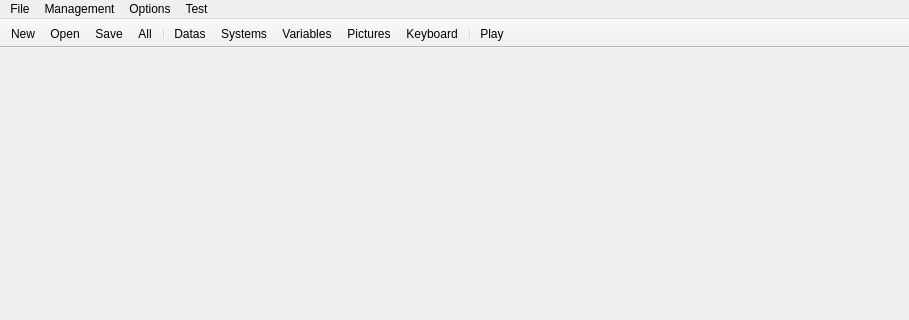
RPG-Paper-Maker/RPG-Paper-Maker, file Engine/Dialogs/mainwindow.ui: the form before one commit; both pictures show x 0 to 909 and y 0 to 320 of the 909 by 502 pixel window.
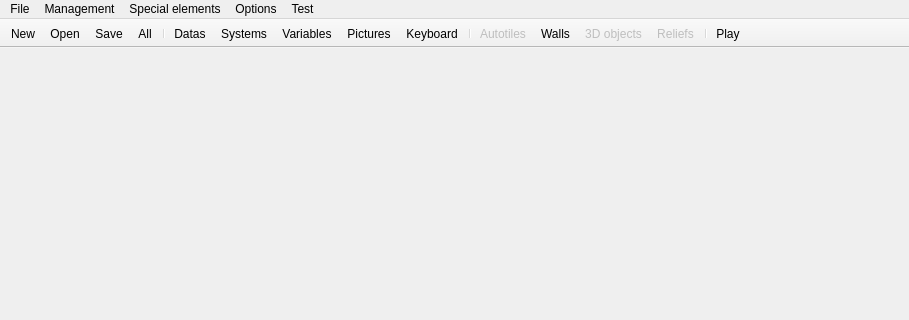
The form after the commit. Icons and pictures are not drawn.

Commit message: [E] Sprite walls config design & window

Diff of the .ui file:
```diff
--- a/Engine/Dialogs/mainwindow.ui
+++ b/Engine/Dialogs/mainwindow.ui
@@ -89,8 +89,18 @@
     </property>
     <addaction name="actionSet_BR_path_folder"/>
    </widget>
+   <widget class="QMenu" name="menuSpecials">
+    <property name="title">
+     <string>Special elements</string>
+    </property>
+    <addaction name="actionAutotiles"/>
+    <addaction name="actionSprite_walls"/>
+    <addaction name="action3D_objects"/>
+    <addaction name="actionReliefs"/>
+   </widget>
    <addaction name="menuFile"/>
    <addaction name="menuManagement"/>
+   <addaction name="menuSpecials"/>
    <addaction name="menuOptions"/>
    <addaction name="menuTest"/>
   </widget>
@@ -121,6 +131,11 @@
    <addaction name="actionPictures_manager"/>
    <addaction name="actionKeyboard_controls"/>
    <addaction name="separator"/>
+   <addaction name="actionAutotiles"/>
+   <addaction name="actionSprite_walls"/>
+   <addaction name="action3D_objects"/>
+   <addaction name="actionReliefs"/>
+   <addaction name="separator"/>
    <addaction name="actionPlay"/>
   </widget>
   <widget class="QStatusBar" name="statusBar"/>
@@ -291,6 +306,60 @@
     <string>Set BR path folder...</string>
    </property>
   </action>
+  <action name="actionAutotiles">
+   <property name="enabled">
+    <bool>false</bool>
+   </property>
+   <property name="icon">
+    <iconset resource="../ressources.qrc">
+     <normaloff>:/icons/Ressources/datas.png</normaloff>:/icons/Ressources/datas.png</iconset>
+   </property>
+   <property name="text">
+    <string>Autotiles</string>
+   </property>
+  </action>
+  <action name="actionSprite_walls">
+   <property name="enabled">
+    <bool>true</bool>
+   </property>
+   <property name="icon">
+    <iconset resource="../ressources.qrc">
+     <normaloff>:/icons/Ressources/datas.png</normaloff>:/icons/Ressources/datas.png</iconset>
+   </property>
+   <property name="text">
+    <string>Sprite walls</string>
+   </property>
+   <property name="iconText">
+    <string>Walls</string>
+   </property>
+  </action>
+  <action name="action3D_objects">
+   <property name="enabled">
+    <bool>false</bool>
+   </property>
+   <property name="icon">
+    <iconset resource="../ressources.qrc">
+     <normaloff>:/icons/Ressources/datas.png</normaloff>:/icons/Ressources/datas.png</iconset>
+   </property>
+   <property name="text">
+    <string>3D objects</string>
+   </property>
+   <property name="iconText">
+    <string>3D objects</string>
+   </property>
+  </action>
+  <action name="actionReliefs">
+   <property name="enabled">
+    <bool>false</bool>
+   </property>
+   <property name="icon">
+    <iconset resource="../ressources.qrc">
+     <normaloff>:/icons/Ressources/datas.png</normaloff>:/icons/Ressources/datas.png</iconset>
+   </property>
+   <property name="text">
+    <string>Reliefs</string>
+   </property>
+  </action>
  </widget>
  <layoutdefault spacing="6" margin="11"/>
  <resources>
```
The commit also changes 10 other files.
